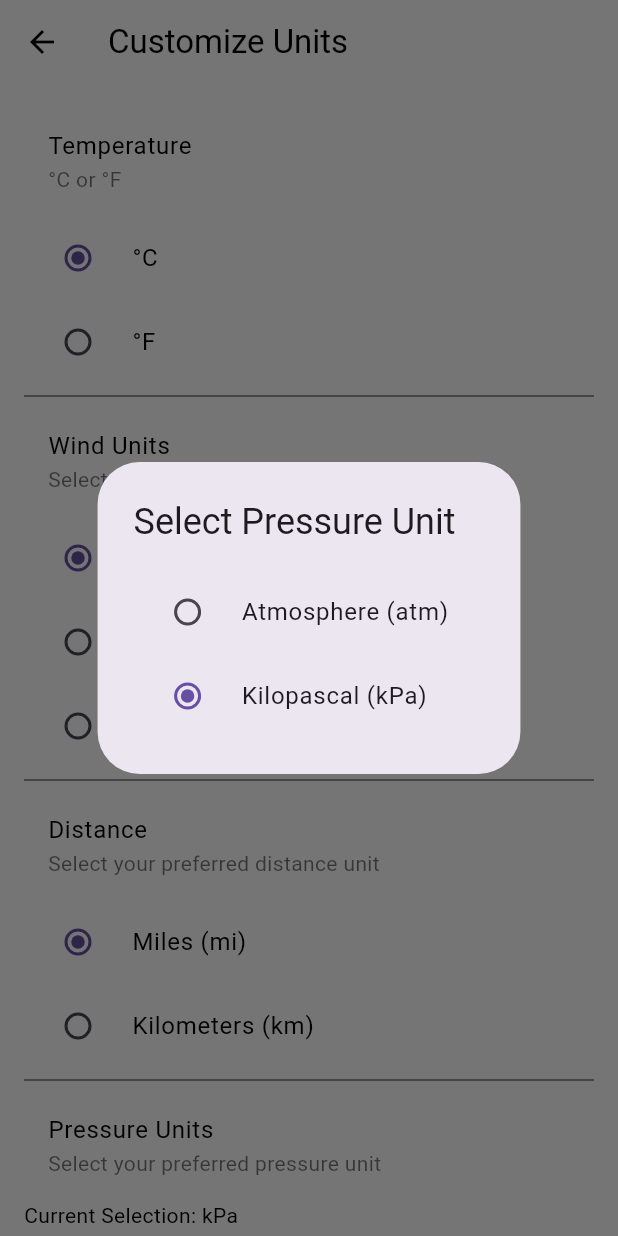
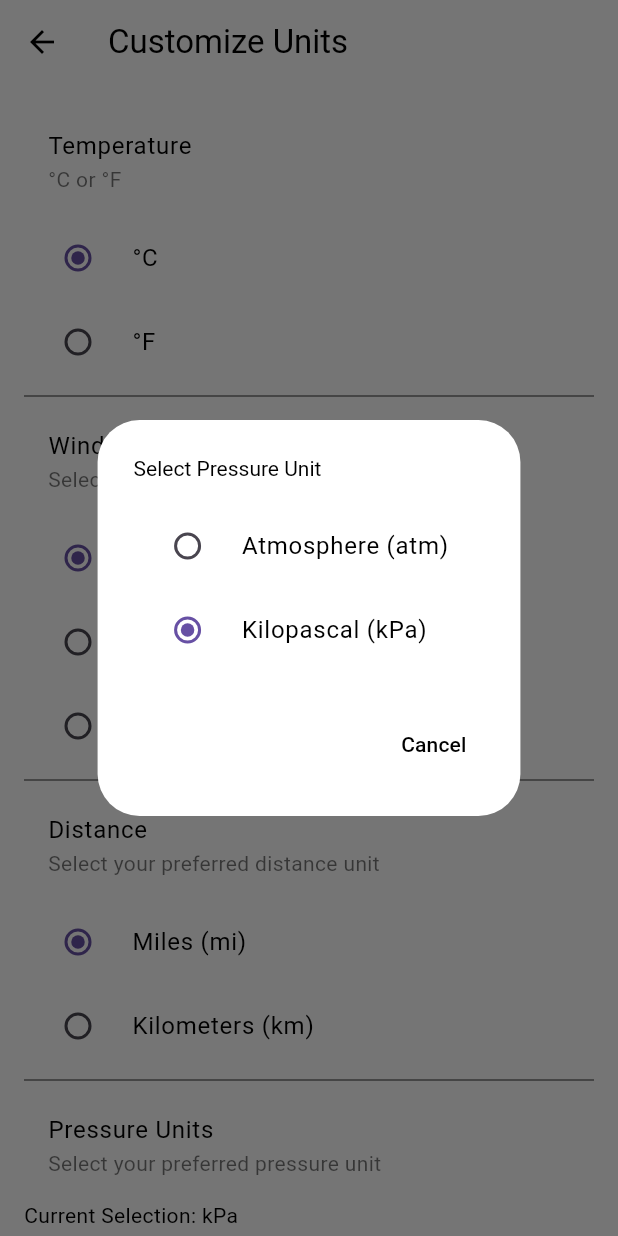
Before and after one commit to NgocDuy1206/weather_mobile_app_flutter, a Flutter app: the CustomizeUnitsScreen screen opened directly, after a tap on "Pressure Units", on a phone screen of 412 x 824 dp. Run offline on Flutter 3.47's test engine with Material 3 defaults, Android fonts, the phone set to English and light mode, and no system bars; our stand-ins replace flutter_map, geolocator, google_fonts, latlong2, shared_preferences; missing offline and left inert: dart:ffi; accounts and stored records are empty; network calls fail.

Commit message:
Sửa Dialog Pressure Units cho phù hợp với Theme

```diff
--- a/lib/fe/screen/setting/DaoScreen/customize_units_screen.dart
+++ b/lib/fe/screen/setting/DaoScreen/customize_units_screen.dart
@@ -16,13 +16,18 @@ class _CustomizeUnitsScreenState extends State<CustomizeUnitsScreen> {
       context: context,
       builder: (BuildContext context) {
         var set = Provider.of<SettingManager>(context);
+        // Lấy theme hiện tại
+        bool isDarkMode = set.theme == "dark";
+
         return AlertDialog(
-          title: Text("Select Pressure Unit"),
+          title: Text("Select Pressure Unit", style: TextStyle(color: isDarkMode ? Colors.white : Colors.black)),
+          backgroundColor: isDarkMode ? Colors.black : Colors.white, // Màu nền tùy theo theme
+          titleTextStyle: TextStyle(color: isDarkMode ? Colors.white : Colors.black), // Màu chữ tiêu đề
           content: Column(
             mainAxisSize: MainAxisSize.min,
             children: [
               RadioListTile(
-                title: Text('Atmosphere (atm)'),
+                title: Text('Atmosphere (atm)', style: TextStyle(color: isDarkMode ? Colors.white : Colors.black)),
                 value: 'atm',
                 groupValue: set.pressUnit,
                 onChanged: (value) {
@@ -31,7 +36,7 @@ class _CustomizeUnitsScreenState extends State<CustomizeUnitsScreen> {
                 },
               ),
               RadioListTile(
-                title: Text('Kilopascal (kPa)'),
+                title: Text('Kilopascal (kPa)', style: TextStyle(color: isDarkMode ? Colors.white : Colors.black)),
                 value: 'kPa',
                 groupValue: set.pressUnit,
                 onChanged: (value) {
@@ -41,10 +46,19 @@ class _CustomizeUnitsScreenState extends State<CustomizeUnitsScreen> {
               ),
             ],
           ),
+          actions: [
+            TextButton(
+              onPressed: () {
+                Navigator.of(context).pop();
+              },
+              child: Text("Cancel", style: TextStyle(color: isDarkMode ? Colors.white : Colors.black)),
+            ),
+          ],
         );
       },
     );
   }
+
 
   @override
   Widget build(BuildContext context) {
```
